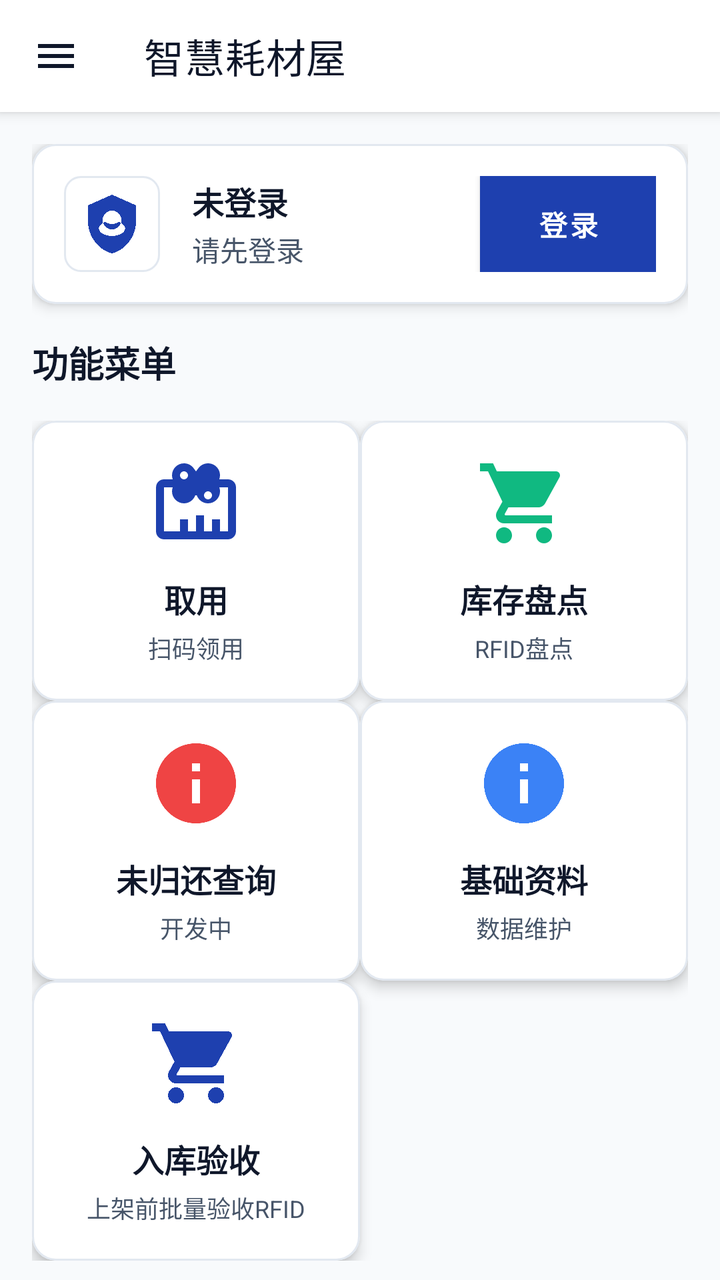
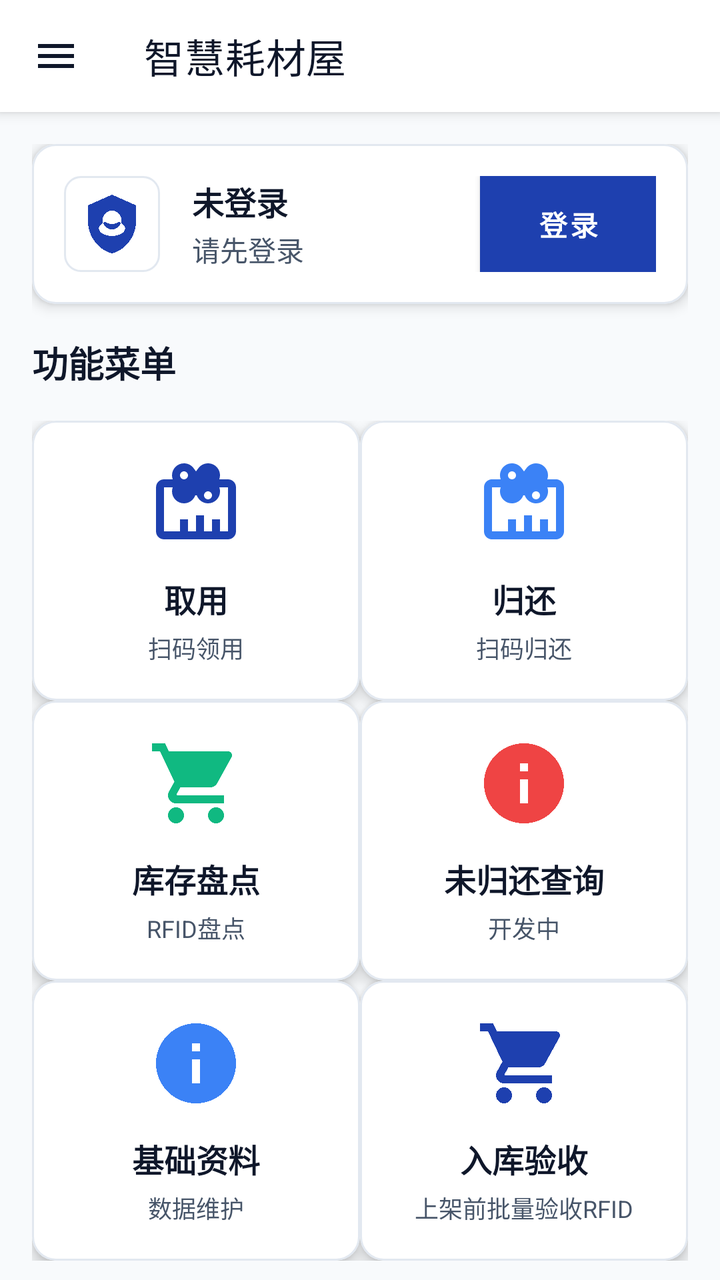

An Android layout rendered at two revisions. The XML below is the earlier revision; the diff shows what the commit changed to produce the second picture.
<!-- AndroidManifest.xml: application theme Theme.PDA -->
<!-- res/layout/activity_main_new.xml -->
<?xml version="1.0" encoding="utf-8"?>

<androidx.coordinatorlayout.widget.CoordinatorLayout 
    xmlns:android="http://schemas.android.com/apk/res/android"
    xmlns:app="http://schemas.android.com/apk/res-auto"
    xmlns:tools="http://schemas.android.com/tools"
    android:layout_width="match_parent"
    android:layout_height="match_parent"
    android:background="@color/background"
    tools:context=".MainActivity">

    
    <com.google.android.material.appbar.AppBarLayout
        android:layout_width="match_parent"
        android:layout_height="wrap_content"
        android:background="@color/surface"
        android:elevation="4dp">

        <androidx.appcompat.widget.Toolbar
            android:id="@+id/toolbar"
            android:layout_width="match_parent"
            android:layout_height="?attr/actionBarSize"
            android:background="@color/surface"
            app:title="@string/main_title"
            app:titleTextColor="@color/text_primary"
            app:navigationIcon="@drawable/ic_menu"/>

    </com.google.android.material.appbar.AppBarLayout>

    
    <androidx.core.widget.NestedScrollView
        android:layout_width="match_parent"
        android:layout_height="match_parent"
        android:layout_marginTop="?attr/actionBarSize"
        android:fillViewport="true">

        <LinearLayout
            android:layout_width="match_parent"
            android:layout_height="wrap_content"
            android:orientation="vertical"
            android:padding="16dp">

            
            <TextView
                android:id="@+id/status_text"
                android:layout_width="match_parent"
                android:layout_height="wrap_content"
                android:textSize="14sp"
                android:textColor="@color/text_secondary"
                android:layout_marginBottom="12dp"
                android:visibility="gone" />

            
            <com.google.android.material.card.MaterialCardView
                android:id="@+id/user_status_card"
                android:layout_width="match_parent"
                android:layout_height="wrap_content"
                android:layout_marginBottom="16dp"
                app:cardCornerRadius="12dp"
                app:cardElevation="4dp"
                app:cardBackgroundColor="@color/surface"
                app:strokeWidth="1dp"
                app:strokeColor="@color/border">

                <LinearLayout
                    android:layout_width="match_parent"
                    android:layout_height="wrap_content"
                    android:orientation="horizontal"
                    android:padding="16dp"
                    android:gravity="center_vertical">

                    
                    <ImageView
                        android:id="@+id/user_avatar"
                        android:layout_width="48dp"
                        android:layout_height="48dp"
                        android:src="@drawable/ic_user"
                        android:padding="8dp"
                        android:background="@drawable/shape_rounded_corner"/>

                    
                    <LinearLayout
                        android:layout_width="0dp"
                        android:layout_height="wrap_content"
                        android:layout_weight="1"
                        android:orientation="vertical"
                        android:layout_marginStart="16dp">

                        <TextView
                            android:id="@+id/user_name_text"
                            android:layout_width="wrap_content"
                            android:layout_height="wrap_content"
                            android:text="未登录"
                            android:textSize="16sp"
                            android:textStyle="bold"
                            android:textColor="@color/text_primary"/>

                        <TextView
                            android:id="@+id/user_role_text"
                            android:layout_width="wrap_content"
                            android:layout_height="wrap_content"
                            android:text="请先登录"
                            android:textSize="14sp"
                            android:textColor="@color/text_secondary"
                            android:layout_marginTop="2dp"/>

                    </LinearLayout>

                    
                    <com.google.android.material.button.MaterialButton
                        android:id="@+id/login_button"
                        android:layout_width="wrap_content"
                        android:layout_height="wrap_content"
                        android:text="登录"
                        android:textSize="14sp"
                        android:textStyle="bold"
                        app:cornerRadius="8dp"
                        app:backgroundTint="@color/primary"
                        android:textColor="@color/surface"/>

                </LinearLayout>

            </com.google.android.material.card.MaterialCardView>



            
            <TextView
                android:layout_width="wrap_content"
                android:layout_height="wrap_content"
                android:text="功能菜单"
                android:textSize="18sp"
                android:textStyle="bold"
                android:textColor="@color/text_primary"
                android:layout_marginBottom="16dp"/>

            
            <GridLayout
                android:layout_width="match_parent"
                android:layout_height="wrap_content"
                android:columnCount="2"
                android:rowCount="3"
                android:horizontalSpacing="12dp"
                android:verticalSpacing="12dp">

                
                <com.google.android.material.card.MaterialCardView
                    android:id="@+id/consumable_checkout_card"
                    android:layout_width="0dp"
                    android:layout_height="140dp"
                    android:layout_columnWeight="1"
                    android:layout_rowWeight="1"
                    android:clickable="true"
                    android:focusable="true"
                    android:foreground="?attr/selectableItemBackground"
                    app:cardCornerRadius="12dp"
                    app:cardElevation="4dp"
                    app:cardBackgroundColor="@color/surface"
                    app:strokeWidth="1dp"
                    app:strokeColor="@color/border">

                    <LinearLayout
                        android:layout_width="match_parent"
                        android:layout_height="match_parent"
                        android:orientation="vertical"
                        android:gravity="center"
                        android:padding="16dp">

                        <ImageView
                            android:layout_width="48dp"
                            android:layout_height="48dp"
                            android:src="@drawable/ic_consumable"
                            app:tint="@color/primary"/>

                        <TextView
                            android:layout_width="wrap_content"
                            android:layout_height="wrap_content"
                            android:text="@string/main_consumable_checkout"
                            android:textSize="16sp"
                            android:textStyle="bold"
                            android:textColor="@color/text_primary"
                            android:layout_marginTop="12dp"/>

                        <TextView
                            android:layout_width="wrap_content"
                            android:layout_height="wrap_content"
                            android:text="@string/main_consumable_checkout_desc"
                            android:textSize="12sp"
                            android:textColor="@color/text_secondary"
                            android:layout_marginTop="4dp"/>

                    </LinearLayout>

                </com.google.android.material.card.MaterialCardView>

                
                <com.google.android.material.card.MaterialCardView
                    android:id="@+id/inventory_card"
                    android:layout_width="0dp"
                    android:layout_height="140dp"
                    android:layout_columnWeight="1"
                    android:layout_rowWeight="1"
                    android:clickable="true"
                    android:focusable="true"
                    android:foreground="?attr/selectableItemBackground"
                    app:cardCornerRadius="12dp"
                    app:cardElevation="4dp"
                    app:cardBackgroundColor="@color/surface"
                    app:strokeWidth="1dp"
                    app:strokeColor="@color/border">

                    <LinearLayout
                        android:layout_width="match_parent"
                        android:layout_height="match_parent"
                        android:orientation="vertical"
                        android:gravity="center"
                        android:padding="16dp">

                        <ImageView
                            android:layout_width="48dp"
                            android:layout_height="48dp"
                            android:src="@drawable/ic_inventory"
                            app:tint="@color/success"/>

                        <TextView
                            android:layout_width="wrap_content"
                            android:layout_height="wrap_content"
                            android:text="@string/main_inventory"
                            android:textSize="16sp"
                            android:textStyle="bold"
                            android:textColor="@color/text_primary"
                            android:layout_marginTop="12dp"/>

                        <TextView
                            android:layout_width="wrap_content"
                            android:layout_height="wrap_content"
                            android:text="@string/main_inventory_desc"
                            android:textSize="12sp"
                            android:textColor="@color/text_secondary"
                            android:layout_marginTop="4dp"/>

                    </LinearLayout>

                </com.google.android.material.card.MaterialCardView>

                
                <com.google.android.material.card.MaterialCardView
                    android:id="@+id/unreturn_query_card"
                    android:layout_width="0dp"
                    android:layout_height="140dp"
                    android:layout_columnWeight="1"
                    android:layout_rowWeight="1"
                    android:clickable="true"
                    android:focusable="true"
                    android:foreground="?attr/selectableItemBackground"
                    app:cardCornerRadius="12dp"
                    app:cardElevation="4dp"
                    app:cardBackgroundColor="@color/surface"
                    app:strokeWidth="1dp"
                    app:strokeColor="@color/border">

                    <LinearLayout
                        android:layout_width="match_parent"
                        android:layout_height="match_parent"
                        android:orientation="vertical"
                        android:gravity="center"
                        android:padding="16dp">

                        <ImageView
                            android:layout_width="48dp"
                            android:layout_height="48dp"
                            android:src="@drawable/ic_info"
                            app:tint="@color/error"/>

                        <TextView
                            android:layout_width="wrap_content"
                            android:layout_height="wrap_content"
                            android:text="@string/unreturn_query_title"
                            android:textSize="16sp"
                            android:textStyle="bold"
                            android:textColor="@color/text_primary"
                            android:layout_marginTop="12dp"/>

                        <TextView
                            android:layout_width="wrap_content"
                            android:layout_height="wrap_content"
                            android:text="@string/unreturn_query_desc_dev"
                            android:textSize="12sp"
                            android:textColor="@color/text_secondary"
                            android:layout_marginTop="4dp"/>

                    </LinearLayout>

                </com.google.android.material.card.MaterialCardView>

                
                <com.google.android.material.card.MaterialCardView
                    android:id="@+id/basic_data_card"
                    android:layout_width="0dp"
                    android:layout_height="140dp"
                    android:layout_columnWeight="1"
                    android:layout_rowWeight="1"
                    android:clickable="true"
                    android:focusable="true"
                    android:foreground="?attr/selectableItemBackground"
                    app:cardCornerRadius="12dp"
                    app:cardElevation="4dp"
                    app:cardBackgroundColor="@color/surface"
                    app:strokeWidth="1dp"
                    app:strokeColor="@color/border">

                    <LinearLayout
                        android:layout_width="match_parent"
                        android:layout_height="match_parent"
                        android:orientation="vertical"
                        android:gravity="center"
                        android:padding="16dp">

                        <ImageView
                            android:layout_width="48dp"
                            android:layout_height="48dp"
                            android:src="@drawable/ic_info"
                            app:tint="@color/info"/>

                        <TextView
                            android:layout_width="wrap_content"
                            android:layout_height="wrap_content"
                            android:text="@string/main_basic_data"
                            android:textSize="16sp"
                            android:textStyle="bold"
                            android:textColor="@color/text_primary"
                            android:layout_marginTop="12dp"/>

                        <TextView
                            android:layout_width="wrap_content"
                            android:layout_height="wrap_content"
                            android:text="@string/main_basic_data_desc"
                            android:textSize="12sp"
                            android:textColor="@color/text_secondary"
                            android:layout_marginTop="4dp"/>

                    </LinearLayout>

                </com.google.android.material.card.MaterialCardView>

                
                <com.google.android.material.card.MaterialCardView
                    android:id="@+id/inbound_acceptance_card"
                    android:layout_width="0dp"
                    android:layout_height="140dp"
                    android:layout_columnWeight="1"
                    android:layout_rowWeight="1"
                    android:clickable="true"
                    android:focusable="true"
                    android:foreground="?attr/selectableItemBackground"
                    app:cardCornerRadius="12dp"
                    app:cardElevation="4dp"
                    app:cardBackgroundColor="@color/surface"
                    app:strokeWidth="1dp"
                    app:strokeColor="@color/border">

                    <LinearLayout
                        android:layout_width="match_parent"
                        android:layout_height="match_parent"
                        android:orientation="vertical"
                        android:gravity="center"
                        android:padding="16dp">

                        <ImageView
                            android:layout_width="48dp"
                            android:layout_height="48dp"
                            android:src="@drawable/ic_inventory"
                            app:tint="@color/primary"/>

                        <TextView
                            android:layout_width="wrap_content"
                            android:layout_height="wrap_content"
                            android:text="@string/main_inbound_acceptance"
                            android:textSize="16sp"
                            android:textStyle="bold"
                            android:textColor="@color/text_primary"
                            android:layout_marginTop="12dp"/>

                        <TextView
                            android:layout_width="wrap_content"
                            android:layout_height="wrap_content"
                            android:text="@string/main_inbound_acceptance_desc"
                            android:textSize="12sp"
                            android:textColor="@color/text_secondary"
                            android:layout_marginTop="4dp"/>

                    </LinearLayout>

                </com.google.android.material.card.MaterialCardView>

            </GridLayout>

            
            <TextView
                android:layout_width="wrap_content"
                android:layout_height="wrap_content"
                android:text="测试工具"
                android:textSize="18sp"
                android:textStyle="bold"
                android:textColor="@color/text_primary"
                android:layout_marginTop="16dp"
                android:layout_marginBottom="16dp"/>

    
            
            <TextView
                android:layout_width="match_parent"
                android:layout_height="wrap_content"
                android:text="版本 1.0.0"
                android:textSize="12sp"
                android:textColor="@color/text_tertiary"
                android:gravity="center"
                android:layout_marginTop="32dp"
                android:layout_marginBottom="16dp"/>

        </LinearLayout>

    </androidx.core.widget.NestedScrollView>

</androidx.coordinatorlayout.widget.CoordinatorLayout>
<!-- resources referenced by this layout -->
<resources>
  <color name="background">#F8FAFC</color>
  <color name="border">#E2E8F0</color>
  <color name="error">#EF4444</color>
  <color name="info">#3B82F6</color>
  <color name="primary">#1E40AF</color>
  <color name="success">#10B981</color>
  <color name="surface">#FFFFFF</color>
  <color name="text_primary">#0F172A</color>
  <color name="text_secondary">#475569</color>
  <color name="text_tertiary">#64748B</color>
  <string name="main_basic_data">基础资料</string>
  <string name="main_basic_data_desc">数据维护</string>
  <string name="main_consumable_checkout">取用</string>
  <string name="main_consumable_checkout_desc">扫码领用</string>
  <string name="main_inbound_acceptance">入库验收</string>
  <string name="main_inbound_acceptance_desc">上架前批量验收RFID</string>
  <string name="main_inventory">库存盘点</string>
  <string name="main_inventory_desc">RFID盘点</string>
  <string name="main_title">智慧耗材屋</string>
  <string name="unreturn_query_desc_dev">开发中</string>
  <string name="unreturn_query_title">未归还查询</string>
  <color name="primary_dark">#1E3A8A</color>
  <color name="primary_light">#3B82F6</color>
  <color name="primary_variant">#2563EB</color>
  <color name="secondary">#10B981</color>
  <color name="secondary_dark">#059669</color>
  <color name="on_surface">#1E293B</color>
  <color name="surface_variant">#F1F5F9</color>
  <color name="text_disabled">#CBD5E1</color>
  <color name="button_primary">#1E40AF</color>
  <style name="Widget.App.Toolbar" parent="Widget.MaterialComponents.Toolbar.Primary">
          <item name="android:background">@color/primary</item>
          <item name="titleTextColor">@color/surface</item>
          <item name="subtitleTextColor">@color/surface_variant</item>
      </style>
  <style name="Widget.App.Button" parent="Widget.MaterialComponents.Button">
          <item name="android:background">@color/button_primary</item>
          <item name="android:textColor">@color/surface</item>
      </style>
  <style name="Widget.App.CardView" parent="Widget.MaterialComponents.CardView">
          <item name="cardBackgroundColor">@color/card_background</item>
          <item name="cardCornerRadius">12dp</item>
          <item name="cardElevation">4dp</item>
      </style>
  <style name="Widget.App.ProgressBar" parent="Widget.AppCompat.ProgressBar.Horizontal">
          <item name="android:progressTint">@color/primary</item>
          <item name="android:progressBackgroundTint">@color/surface_variant</item>
      </style>
  <style name="Widget.App.Switch" parent="Widget.MaterialComponents.CompoundButton.Switch">
          <item name="thumbTint">@color/primary</item>
          <item name="trackTint">@color/surface_variant</item>
      </style>
  <style name="Widget.App.CheckBox" parent="Widget.MaterialComponents.CompoundButton.CheckBox">
          <item name="buttonTint">@color/primary</item>
      </style>
  <style name="Widget.App.RadioButton" parent="Widget.MaterialComponents.CompoundButton.RadioButton">
          <item name="buttonTint">@color/primary</item>
      </style>
  <style name="Widget.App.FloatingActionButton" parent="Widget.MaterialComponents.FloatingActionButton">
          <item name="backgroundTint">@color/primary</item>
          <item name="tint">@color/surface</item>
      </style>
  <style name="Widget.App.Badge" parent="Widget.MaterialComponents.Badge">
          <item name="backgroundColor">@color/error</item>
          <item name="badgeTextColor">@color/surface</item>
      </style>
  <color name="divider">#CBD5E1</color>
  <color name="button_secondary">#F1F5F9</color>
  <color name="input_background">#F8FAFC</color>
  <color name="input_border">#E2E8F0</color>
  <color name="card_background">#FFFFFF</color>
  <!-- unchanged entries left out for length: 10 -->
</resources>

<!-- the commit's change to res/layout/activity_main_new.xml (unified diff, before → after) -->
@@ -139,7 +139,7 @@
                 android:layout_width="match_parent"
                 android:layout_height="wrap_content"
                 android:columnCount="2"
-                android:rowCount="3"
+                android:rowCount="4"
                 android:horizontalSpacing="12dp"
                 android:verticalSpacing="12dp">
 
@@ -185,6 +185,56 @@
                             android:layout_width="wrap_content"
                             android:layout_height="wrap_content"
                             android:text="@string/main_consumable_checkout_desc"
+                            android:textSize="12sp"
+                            android:textColor="@color/text_secondary"
+                            android:layout_marginTop="4dp"/>
+
+                    </LinearLayout>
+
+                </com.google.android.material.card.MaterialCardView>
+
+                
+                <com.google.android.material.card.MaterialCardView
+                    android:id="@+id/consumable_return_card"
+                    android:layout_width="0dp"
+                    android:layout_height="140dp"
+                    android:layout_columnWeight="1"
+                    android:layout_rowWeight="1"
+                    android:clickable="true"
+                    android:focusable="true"
+                    android:foreground="?attr/selectableItemBackground"
+                    app:cardCornerRadius="12dp"
+                    app:cardElevation="4dp"
+                    app:cardBackgroundColor="@color/surface"
+                    app:strokeWidth="1dp"
+                    app:strokeColor="@color/border">
+
+                    <LinearLayout
+                        android:layout_width="match_parent"
+                        android:layout_height="match_parent"
+                        android:orientation="vertical"
+                        android:gravity="center"
+                        android:padding="16dp">
+
+                        <ImageView
+                            android:layout_width="48dp"
+                            android:layout_height="48dp"
+                            android:src="@drawable/ic_consumable"
+                            app:tint="@color/info"/>
+
+                        <TextView
+                            android:layout_width="wrap_content"
+                            android:layout_height="wrap_content"
+                            android:text="@string/main_consumable_return"
+                            android:textSize="16sp"
+                            android:textStyle="bold"
+                            android:textColor="@color/text_primary"
+                            android:layout_marginTop="12dp"/>
+
+                        <TextView
+                            android:layout_width="wrap_content"
+                            android:layout_height="wrap_content"
+                            android:text="@string/main_consumable_return_desc"
                             android:textSize="12sp"
                             android:textColor="@color/text_secondary"
                             android:layout_marginTop="4dp"/>
<!-- resource entries referenced after the edit -->
@@ -14,6 +14,8 @@
   <string name="main_basic_data_desc">数据维护</string>
   <string name="main_consumable_checkout">取用</string>
   <string name="main_consumable_checkout_desc">扫码领用</string>
+  <string name="main_consumable_return">归还</string>
+  <string name="main_consumable_return_desc">扫码归还</string>
   <string name="main_inbound_acceptance">入库验收</string>
   <string name="main_inbound_acceptance_desc">上架前批量验收RFID</string>
   <string name="main_inventory">库存盘点</string>
